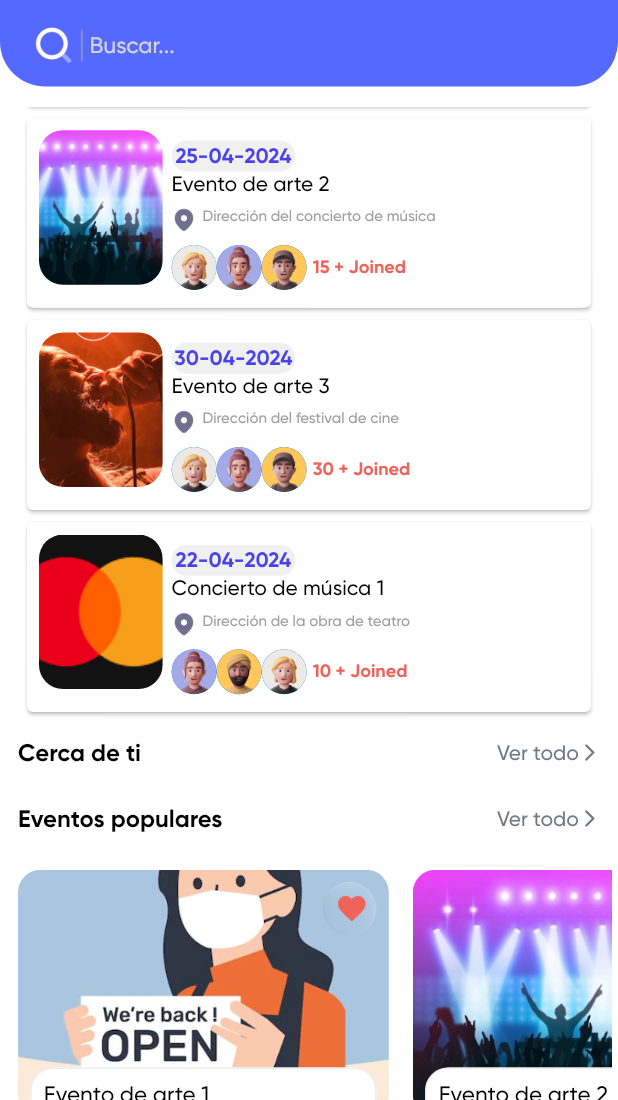
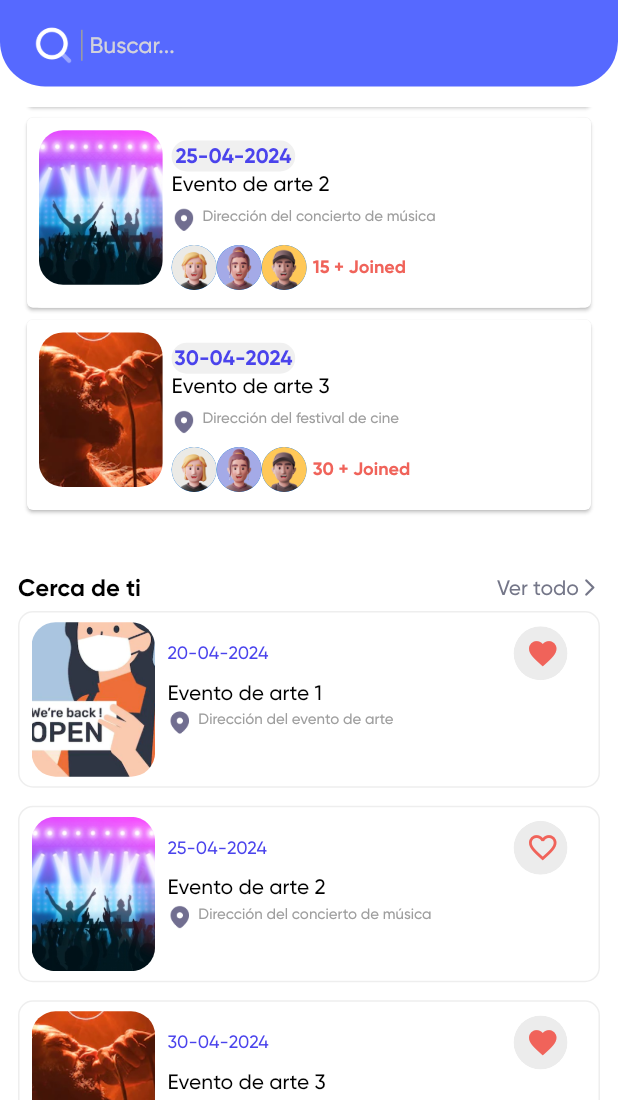
Before and after one commit to BabyGantu/Cultura-Municipal-frontend-flutter, a Flutter app: the Home screen opened directly, scrolled down 576 dp, on a phone screen of 412 x 824 dp, the part 136-1236 px from its top. Run offline on Flutter 3.47's test engine with Material 3 defaults, Android fonts, the phone set to English and light mode, and no system bars; drawn by our look-alikes of like_button; our stand-ins replace accordion, cached_network_image, carousel_slider, cloud_firestore, dotted_border, firebase_core and 21 more; missing offline and left inert: flutter_image_stack, flutter_osm_plugin, flutter_share, onesignal_flutter, razorpay_flutter, ticket_widget; accounts and stored records are empty; statements that could not run were skipped.

Commit message:
vista del nearby you

```diff
--- a/lib/home/home.dart
+++ b/lib/home/home.dart
@@ -398,6 +398,14 @@
     });
   }
 
+  void cargarNearbyEvent() {
+    // Decodifica la cadena JSON y guarda los eventos en la lista eventosList
+    Map<String, dynamic> nearbyEventData = json.decode(eventsJson);
+    setState(() {
+      nearbyEvent = nearbyEventData['events'];
+    });
+  }
+
   @override
   void initState() {
     super.initState();
@@ -412,6 +420,7 @@
     cargartrendingEvent();
     cargarUpcomingEvent();
     cargarThisMonthEvent();
+    cargarNearbyEvent();
     initPlatformState();
   }
 
@@ -569,7 +578,7 @@
                       //height: Get.height * 0.01,
                       height: Get.height * 0.37,
                       child: ListView.builder(
-                        itemCount: upcomingEvent.length,
+                        itemCount: min(upcomingEvent.length,6),
                         scrollDirection: Axis.horizontal,
                         itemBuilder: (ctx, i) {
                           return events(upcomingEvent[i], i);
@@ -620,7 +629,7 @@
                     //: const SizedBox(),
                     //! monthly event Listview   --------
                     ListView.builder(
-                      itemCount: min(thisMonthEvent.length, 4),
+                      itemCount: min(thisMonthEvent.length, 3),
                       padding: const EdgeInsets.only(top: 8),
                       shrinkWrap: true,
                       physics: const NeverScrollableScrollPhysics(),
@@ -628,6 +637,7 @@
                         return monthly(thisMonthEvent, i);
                       },
                     ),
+                    SizedBox(height: Get.height * 0.03),
 
                     SizedBox(height: height / 60),
                     //! -------- Nearby You Listview  --------
@@ -675,7 +685,7 @@
                     //: const SizedBox(),
                     ListView.builder(
                       padding: EdgeInsets.zero,
-                      itemCount: nearbyEvent.length,
+                      itemCount: min(nearbyEvent.length,3),
                       shrinkWrap: true,
                       physics: const NeverScrollableScrollPhysics(),
                       itemBuilder: (ctx, i) {
@@ -732,7 +742,7 @@
                       child: SizedBox(
                         height: Get.height * 0.28,
                         child: ListView.builder(
-                          itemCount: trendingEvent.length,
+                          itemCount: min(trendingEvent.length,6),
                           scrollDirection: Axis.horizontal,
                           itemBuilder: (ctx, i) {
                             return tredingEvents(trendingEvent, i);
@@ -740,6 +750,7 @@
                         ),
                       ),
                     ),
+                    SizedBox(height: Get.height * 0.03),
 
                     SizedBox(height: height / 60),
 
@@ -1492,12 +1503,22 @@
                 child: SizedBox(
                   width: width / 5,
                   height: height / 8,
+                  child: Image.asset(
+                    nearby[i]["event_img"],
+                    fit: BoxFit.cover,
+                  ),
+                ),
+                /*
+                child: SizedBox(
+                  width: width / 5,
+                  height: height / 8,
                   child: FadeInImage.assetNetwork(
                       fadeInCurve: Curves.easeInCirc,
                       placeholder: "image/skeleton.gif",
                       fit: BoxFit.cover,
                       image: Config.base_url + nearby[i]["event_img"]),
                 ),
+                 */
               ),
               Column(children: [
                 SizedBox(height: height / 200),
--- a/lib/langauge_translate.dart
+++ b/lib/langauge_translate.dart
@@ -1414,7 +1414,7 @@
           "Get \$20 for ticket": "Obtén \$20 por entrada",
           "INVITE": "Invitar",
           "Nearby You": "Cerca de ti",
-          "Event This Month": "Evento de este mes",
+          "Event This Month": "Eventos de este mes",
           "Sponsor": "Patrocinador",
           "Join": "Unirse",
           "Current Location": "Ubicación actual",
```
